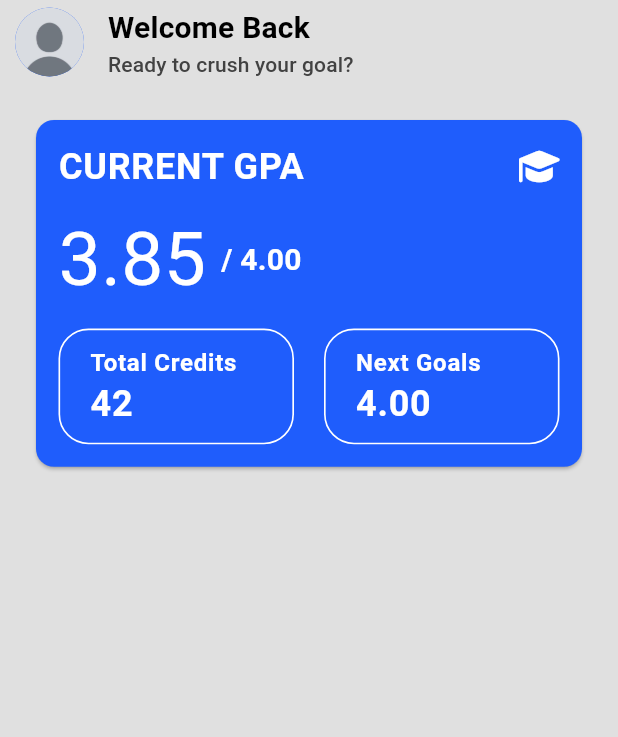
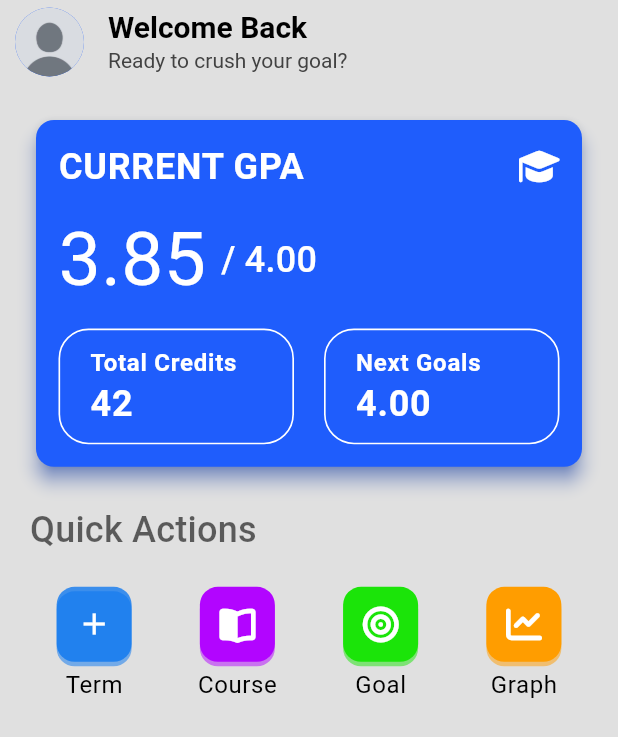
Before and after one commit to Yoshi4489/academic_planner_frontend, a Flutter app: the screen it shows after launch, on a phone screen of 412 x 824 dp. Shown: the top 737 px of the screen. Run offline on Flutter 3.47's test engine with Material 3 defaults, Android fonts, the phone set to English and light mode, and no system bars; our stand-ins replace flutter_riverpod, font_awesome_flutter, google_fonts; Roboto replaces fonts that are missing (Inika).

Commit message:
Add Quick Actions widget and update GPA card styles

```diff
--- a/lib/features/home/screens/home.dart
+++ b/lib/features/home/screens/home.dart
@@ -1,4 +1,5 @@
 import 'package:academic_planner_fe/features/home/widgets/gpa_summary_card.dart';
+import 'package:academic_planner_fe/features/home/widgets/quick_actions.dart';
 import 'package:flutter/material.dart';
 
 class Home extends StatelessWidget {
@@ -20,17 +21,23 @@ class Home extends StatelessWidget {
         title: Column(
           crossAxisAlignment: CrossAxisAlignment.start,
           children: [
-            Text("Welcome Back", style: Theme.of(context).textTheme.titleMedium),
-            Text("Ready to crush your goal?", style: Theme.of(context).textTheme.titleSmall,)
+            Text("Welcome Back", style: Theme.of(context).textTheme.headlineMedium),
+            Text("Ready to crush your goal?", style: Theme.of(context).textTheme.headlineSmall,)
           ]
         )
       ),
-      body: CustomScrollView(
-        slivers: [
-          SliverToBoxAdapter(
-            child: GPASummaryCard(),
-          )
-        ],
+      body: Padding(
+        padding: const EdgeInsets.all(20.0),
+        child: CustomScrollView(
+          slivers: [
+            SliverToBoxAdapter(
+              child: GPASummaryCard(),
+            ),
+            SliverToBoxAdapter(
+              child: QuickActions(),
+            )
+          ],
+        ),
       )
     );
   }
--- a/lib/features/home/widgets/gpa_summary_card.dart
+++ b/lib/features/home/widgets/gpa_summary_card.dart
@@ -7,10 +7,10 @@ class GPASummaryCard extends StatelessWidget {
 
   @override
   Widget build(BuildContext context) {
-    return Padding(
-      padding: const EdgeInsets.all(20.0),
-      child: Card(
+    return Card(
       color: Theme.of(context).colorScheme.primary,
+      shadowColor: Theme.of(context).colorScheme.primary,
+      elevation: 5,
       child: Container(
         padding: EdgeInsets.all(15),
         child: Column(
@@ -108,7 +108,6 @@ class GPASummaryCard extends StatelessWidget {
           ],
         ),
       ),
-      ),
     );
   }
 }
--- /dev/null
+++ b/lib/features/home/widgets/quick_actions.dart
@@ -0,0 +1,87 @@
+import 'package:flutter/material.dart';
+import 'package:font_awesome_flutter/font_awesome_flutter.dart';
+
+class QuickActions extends StatelessWidget {
+  QuickActions({super.key});
+
+  final actions = [
+    {
+      "label": "Term",
+      "icon": Icons.add,
+      "color": Color.fromRGBO(7, 116, 240, 0.76),
+    },
+    {
+      "label": "Course",
+      "icon": FontAwesomeIcons.bookOpen,
+      "color": Color.fromRGBO(178, 5, 255, 1),
+    },
+    {
+      "label": "Goal",
+      "icon": FontAwesomeIcons.bullseye,
+      "color": Color.fromRGBO(27, 228, 9, 1),
+    },
+    {
+      "label": "Graph",
+      "icon": FontAwesomeIcons.chartLine,
+      "color": Color.fromRGBO(255, 157, 0, 1),
+    },
+  ];
+
+  Widget build(BuildContext context) {
+    return Column(
+      crossAxisAlignment: CrossAxisAlignment.start,
+      children: [
+        const SizedBox(height: 20),
+        Text("Quick Actions", style: Theme.of(context).textTheme.titleMedium),
+        const SizedBox(height: 20),
+        GridView.builder(
+          shrinkWrap: true,
+          physics: NeverScrollableScrollPhysics(),
+          gridDelegate: SliverGridDelegateWithFixedCrossAxisCount(
+            crossAxisCount: 4,
+            crossAxisSpacing: 10,
+            mainAxisSpacing: 10
+          ),
+          itemCount: actions.length,
+          itemBuilder: (context, index) {
+            final btn = actions[index];
+            return _actionButton(context, btn['icon'], btn['label'] as String, btn['color'] as Color);
+          },
+        )
+      ],
+    );
+  }
+}
+
+Widget _actionButton(
+  BuildContext context,
+  dynamic icon,
+  String label,
+  Color color,
+) {
+  return Column(
+    children: [
+      GestureDetector(
+        onTap: () {},
+        child: Container(
+          height: 50,
+          width: 50,
+          decoration: BoxDecoration(
+            color: color,
+            borderRadius: BorderRadius.circular(12),
+            boxShadow: [
+              BoxShadow(color: color.withOpacity(0.5), offset: Offset(0, 3)),
+            ],
+          ),
+          child: Center(
+            child: icon is IconData
+                ? Icon(icon, color: Colors.white)
+                : FaIcon(icon, color: Colors.white),
+          ),
+        ),
+      ),
+      const SizedBox(height: 5),
+      Text(label, style: Theme.of(context).textTheme.bodySmall),
+    ],
+  );
+}
--- a/lib/theme/theme.dart
+++ b/lib/theme/theme.dart
@@ -5,14 +5,16 @@ ThemeData lightMode = ThemeData(
   brightness: Brightness.light,
   colorScheme: ColorScheme.light(
     surface: Colors.grey.shade300,
-    primary: Color.fromRGBO(31, 93, 252, 100),
+    primary: Color.fromRGBO(31, 93, 252, 1),
     secondary: Colors.grey.shade200
   ),
   textTheme: TextTheme(
-    titleMedium: TextStyle(fontSize: 20, fontWeight: FontWeight.bold),
-    titleSmall: TextStyle(fontSize: 14, color: Colors.grey.shade800),
+    headlineMedium: TextStyle(fontSize: 20, fontWeight: FontWeight.bold),
+    headlineSmall: TextStyle(fontSize: 14, color: Colors.grey.shade800),
     labelMedium: TextStyle(fontSize: 24, color: Colors.white, fontWeight: FontWeight.bold),
-    labelSmall: TextStyle(fontSize: 16, color: Colors.white)
+    labelSmall: TextStyle(fontSize: 16, color: Colors.white),
+    titleMedium: TextStyle(fontSize: 24, color: Color.fromRGBO(0, 0, 0, 0.6)),
+    bodySmall: TextStyle(fontSize: 16, color: Colors.black)
   ),
   fontFamily: GoogleFonts.inika().fontFamily
 );
@@ -25,9 +27,12 @@ ThemeData darkMode = ThemeData(
     secondary: Colors.grey.shade700
   ),
     textTheme: TextTheme(
-        titleMedium: TextStyle(fontSize: 20, fontWeight: FontWeight.bold, color: Colors.white),
-        titleSmall: TextStyle(fontSize: 14, color: Colors.grey.shade400),
-        labelMedium: TextStyle(fontSize: 24, color: Colors.white, fontWeight: FontWeight.bold)
+        headlineMedium: TextStyle(fontSize: 20, fontWeight: FontWeight.bold, color: Colors.white),
+        headlineSmall: TextStyle(fontSize: 14, color: Colors.grey.shade400),
+        labelMedium: TextStyle(fontSize: 24, color: Colors.white, fontWeight: FontWeight.bold),
+        labelSmall: TextStyle(fontSize: 16, color: Colors.white),
+        titleMedium: TextStyle(fontSize: 24, color: Color.fromRGBO(0, 0, 0, 0.6)),
+        bodySmall: TextStyle(fontSize: 16, color: Colors.white)
     ),
   fontFamily: GoogleFonts.inika().fontFamily
 );
```
Lines whose indentation alone changed are shown as unchanged.
